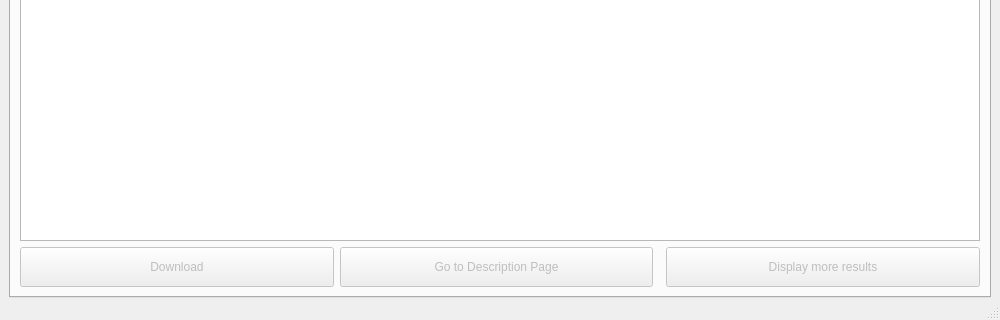
The window that mainwindow.ui (anbublackop/znotify) describes before a commit, drawn with Qt 5; both pictures show x 0 to 1000 and y 680 to 1000 of the 1000 by 1000 pixel window.
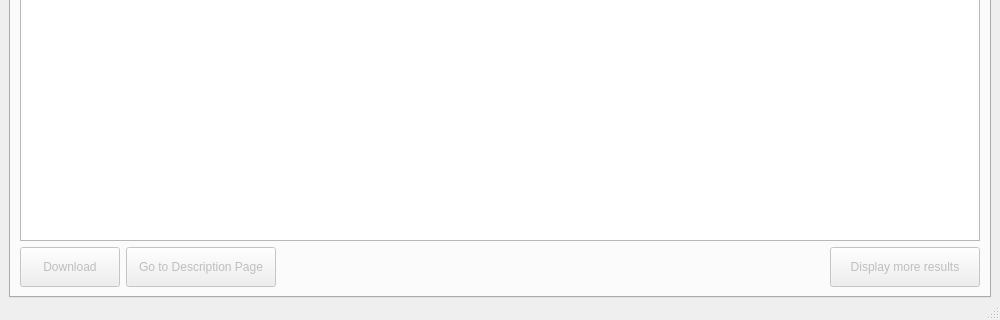
The same window after the commit. Icons and pictures are not drawn.

Patch:
```diff
--- a/mainwindow.ui
+++ b/mainwindow.ui
@@ -191,6 +191,12 @@
             <property name="orientation">
              <enum>Qt::Horizontal</enum>
             </property>
+            <property name="sizeHint" stdset="0">
+             <size>
+              <width>300</width>
+              <height>40</height>
+             </size>
+            </property>
            </spacer>
           </item>
           <item>
```
